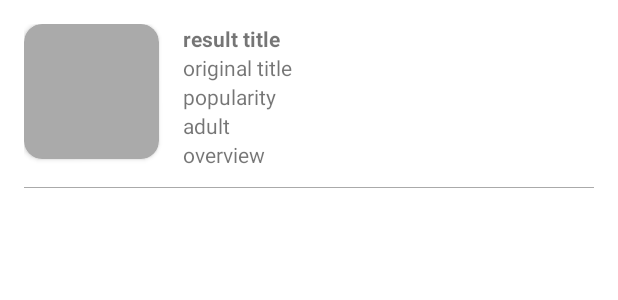
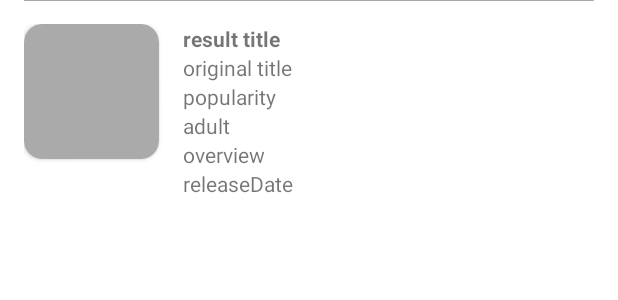
Before and after one commit to NatashaKubakh/FilmsRating, an Android app: the layout result_item.xml on its own in the app's theme, with its tools: preview values and no code run, on a phone screen of 412 x 824 dp. Shown: the top 300 px of the screen. Run offline under Robolectric (Android 15) with nearby library versions, the phone set to English and light mode, and no system bars.

```diff
--- a/app/src/main/AndroidManifest.xml
+++ b/app/src/main/AndroidManifest.xml
@@ -7,12 +7,14 @@
 
     <application
         android:allowBackup="true"
+        android:fullBackupContent="true"
         android:icon="@mipmap/ic_launcher"
         android:label="@string/app_name"
         android:roundIcon="@mipmap/ic_launcher_round"
         android:supportsRtl="true"
         android:theme="@style/Theme.FilmsReiting">
-        <activity android:name="com.example.filmsrating.ui.MainActivity">
+        <activity android:name=".ui.SecondActivity" />
+        <activity android:name=".ui.MainActivity">
             <intent-filter>
                 <action android:name="android.intent.action.MAIN" />
 
--- a/app/src/main/java/com/example/filmsrating/model/Page.java
+++ b/app/src/main/java/com/example/filmsrating/model/Page.java
@@ -11,7 +11,7 @@ public class Page {
     public int page;
     @SerializedName("results")
     @Expose
-    public List<Result> results = null;
+    public List<Result> results;
     @SerializedName("total_pages")
     @Expose
     public int totalPages;
--- a/app/src/main/java/com/example/filmsrating/model/Result.java
+++ b/app/src/main/java/com/example/filmsrating/model/Result.java
@@ -6,9 +6,10 @@ import androidx.recyclerview.widget.DiffUtil;
 import com.google.gson.annotations.Expose;
 import com.google.gson.annotations.SerializedName;
 
+import java.io.Serializable;
 import java.util.List;
 
-public class Result {
+public class Result implements Serializable {
     @SerializedName("adult")
     @Expose
     public boolean adult;
@@ -17,7 +18,7 @@ public class Result {
     public String backdropPath;
     @SerializedName("genre_ids")
     @Expose
-    public List<Integer> genreIds = null;
+    public List<Integer> genreIds;
     @SerializedName("id")
     @Expose
     public int id;
--- a/app/src/main/java/com/example/filmsrating/model/ResultDataSourceFactory.java
+++ b/app/src/main/java/com/example/filmsrating/model/ResultDataSourceFactory.java
@@ -2,6 +2,7 @@ package com.example.filmsrating.model;
 
 import android.util.Log;
 
+import androidx.annotation.NonNull;
 import androidx.lifecycle.MutableLiveData;
 import androidx.paging.DataSource;
 
@@ -11,6 +12,7 @@ public class ResultDataSourceFactory extends DataSource.Factory {
 
     private MutableLiveData<ResultDataSource> mutableLiveData = new MutableLiveData<>();
 
+    @NonNull
     @Override
     public DataSource create() {
         ResultDataSource resultDataSource = new ResultDataSource();
--- a/app/src/main/java/com/example/filmsrating/network/RetrofitInstance.java
+++ b/app/src/main/java/com/example/filmsrating/network/RetrofitInstance.java
@@ -16,10 +16,9 @@ public class RetrofitInstance {
     private static final String BASE_URL = "https://developers.themoviedb.org/3/movies/";
 
     private static Gson getGson() {
-        Gson gson = new GsonBuilder()
+        return new GsonBuilder()
                 .setLenient()
                 .create();
-        return gson;
     }
 
 
--- /dev/null
+++ b/app/src/main/java/com/example/filmsrating/ui/callbacks/MyResultCallback.java
@@ -0,0 +1,7 @@
+package com.example.filmsrating.ui.callbacks;
+
+import com.example.filmsrating.model.Result;
+
+public interface MyResultCallback {
+    void onClick(Result result);
+}
--- a/app/src/main/res/layout/result_item.xml
+++ b/app/src/main/res/layout/result_item.xml
@@ -10,19 +10,25 @@
         <variable
             name="result"
             type="com.example.filmsrating.model.Result" />
+
+        <variable
+            name="callback"
+            type="com.example.filmsrating.ui.callbacks.MyResultCallback" />
     </data>
 
-    <LinearLayout
-
+    <RelativeLayout
         android:layout_width="match_parent"
         android:layout_height="wrap_content"
         android:layout_marginStart="16dp"
         android:layout_marginEnd="16dp"
+        android:onClick="@{() ->  callback.onClick(result)}"
         android:orientation="vertical">
+
         <ImageView
-            android:id="@+id/layout_main"
+            android:id="@+id/layoutMain"
             android:layout_width="match_parent"
-            android:layout_height="match_parent"/>
+            android:layout_height="match_parent"
+            android:scaleType="centerCrop" />
 
         <LinearLayout
             android:layout_width="match_parent"
@@ -35,7 +41,6 @@
                 android:layout_width="90dp"
                 android:layout_height="90dp"
                 android:layout_marginEnd="16dp"
-                android:elevation="10dp"
                 app:cardBackgroundColor="@android:color/darker_gray"
                 app:cardCornerRadius="12dp">
 
@@ -91,19 +96,28 @@
                     tools:text="adult" />
 
                 <TextView
-                    android:id="@+id/tv_overview"
+                    android:id="@+id/tv_language"
                     android:layout_width="wrap_content"
                     android:layout_height="wrap_content"
                     android:fontFamily="sans-serif"
-                    android:text="@{result.overview}"
+                    android:text="@{result.originalLanguage}"
                     android:textSize="14sp"
                     tools:text="overview" />
+
+                <TextView
+                    android:id="@+id/tv_releaseDate"
+                    android:layout_width="wrap_content"
+                    android:layout_height="wrap_content"
+                    android:fontFamily="sans-serif"
+                    android:text="@{result.releaseDate}"
+                    android:textSize="14sp"
+                    tools:text="releaseDate" />
 
             </LinearLayout>
 
         </LinearLayout>
 
         <View style="@style/SectionDividerView" />
-    </LinearLayout>
+    </RelativeLayout>
 
 </layout>
```
Also changed, not shown: app/build.gradle (+6 -4 lines), app/src/main/java/com/example/filmsrating/adapter/ResultAdapter.java (+13 -5 lines), app/src/main/java/com/example/filmsrating/model/ResultDataSource.java (+11 -8 lines), app/src/main/java/com/example/filmsrating/ui/MainActivity.java (+12 -9 lines), app/src/main/java/com/example/filmsrating/ui/SecondActivity.java (added, +39 -0 lines), app/src/main/res/layout/activity_second.xml (added, +59 -0 lines).
